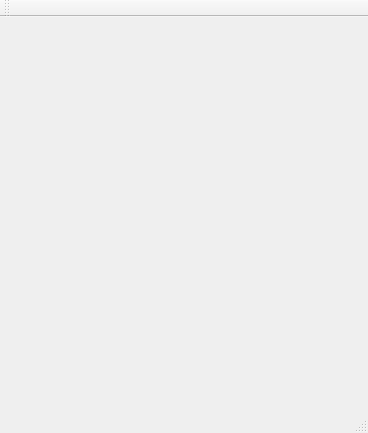
First picture: the form in App/MainWindow.ui, repository KangLin/LunarCalendar, before the edit.
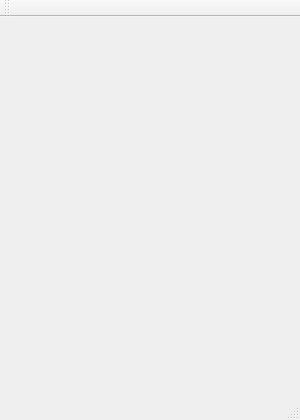
Second picture: the form after the edit. Icons and pictures are not drawn.

The edit to the form file:
```diff
--- a/App/MainWindow.ui
+++ b/App/MainWindow.ui
@@ -6,8 +6,8 @@
    <rect>
     <x>0</x>
     <y>0</y>
-    <width>368</width>
-    <height>433</height>
+    <width>300</width>
+    <height>420</height>
    </rect>
   </property>
   <property name="windowTitle">
```
Left out of the diff: 2 changed lines with no effect on the pictures.
